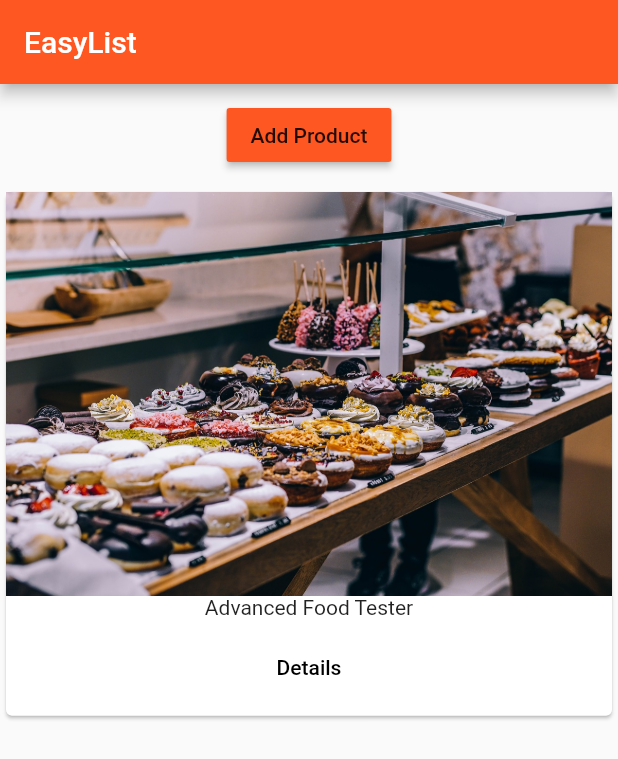
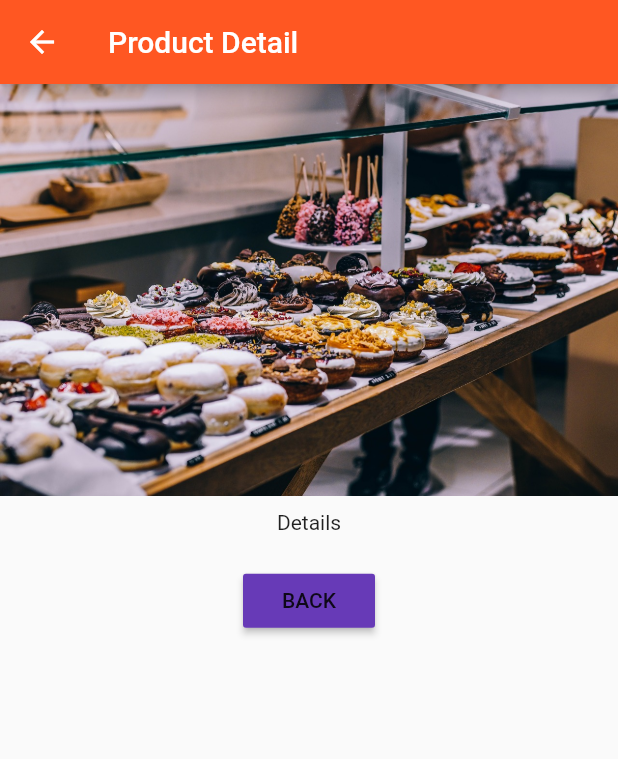
Before and after one commit to cbdorado/flutter_practice, a Flutter app: the screen it shows after launch, after a tap on "Add Product", after a tap on "Details", on a phone screen of 412 x 824 dp. Shown: the top 759 px of the screen. Run offline on Flutter 3.47's test engine with Material 2 defaults, Android fonts, the phone set to English and light mode, and no system bars.

Commit message:
added product details page and back button

```diff
--- a/flutter_course/lib/pages/product.dart
+++ b/flutter_course/lib/pages/product.dart
@@ -1 +1,32 @@
 import "package:flutter/material.dart";
+
+class ProductPage extends StatelessWidget {
+  @override
+  Widget build(BuildContext context) {
+    // TODO: implement build
+    return Scaffold(
+        appBar: AppBar(
+          title: Text("Product Detail"),
+        ),
+        body: Center(
+          child: Column(
+              crossAxisAlignment: CrossAxisAlignment.center,
+              children: <Widget>[
+                Image.asset("assets/food.jpg"),
+                Container(
+                  padding: EdgeInsets.all(10.0),
+                  child: Text("Details"),
+                ),
+                Container(
+                    padding: EdgeInsets.all(10.0),
+                    child: RaisedButton(
+                      color: Theme.of(context).accentColor,
+                      child: Text("BACK"),
+                      onPressed: () {
+                        Navigator.pop(context);
+                      },
+                    ))
+              ]),
+        ));
+  }
+}
--- a/flutter_course/lib/product_manager.dart
+++ b/flutter_course/lib/product_manager.dart
@@ -25,7 +25,6 @@ class _ProductManagerState extends State<ProductManager> {
       _products.add(widget.startingProduct);
     }
     super.initState();
-    _products.add(widget.startingProduct);
   }
 
   @override
--- a/flutter_course/lib/products.dart
+++ b/flutter_course/lib/products.dart
@@ -1,4 +1,5 @@
 import "package:flutter/material.dart";
+import "./pages/product.dart";
 
 class Products extends StatelessWidget {
   final List<String> products;
@@ -16,7 +17,12 @@ class Products extends StatelessWidget {
           ButtonBar(alignment: MainAxisAlignment.center, children: <Widget>[
             FlatButton(
               child: Text("Details"),
-              onPressed: () {},
+              onPressed: () => Navigator.push(
+                    context,
+                    MaterialPageRoute(
+                      builder: (BuildContext context) => ProductPage(),
+                    ),
+                  ),
             )
           ])
         ],
```
